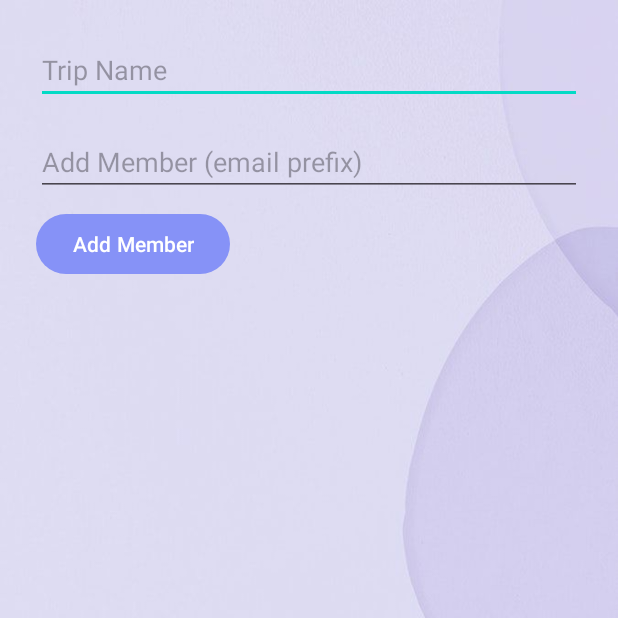
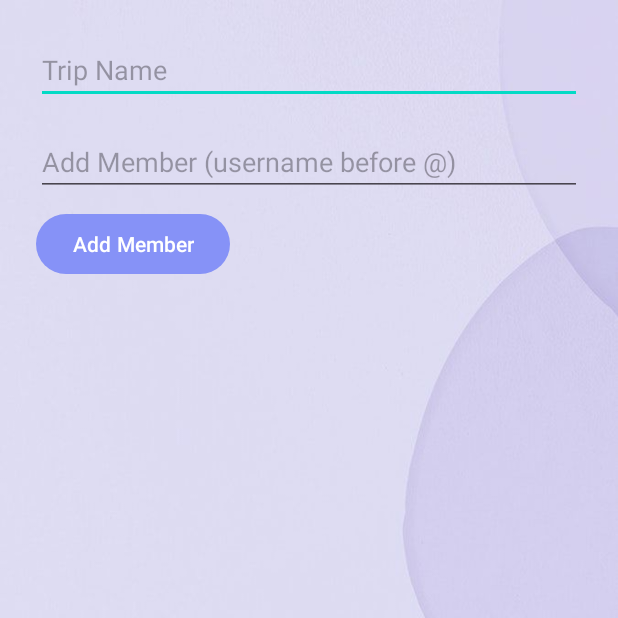
Before and after one commit to iamwahida/expensify_MAD, an Android app built with Jetpack Compose: the CreateTripActivity screen opened directly, with no data from a screen before it, after a tap on "Add Member", on a phone screen of 412 x 824 dp, the top half of it. Run offline under Robolectric (Android 15) with nearby library versions, the phone set to English and light mode, and no system bars; our stand-ins replace Firebase (no records; nobody signed in at launch, a user with empty details on screens opened directly).

Commit message:
fix how username is saved and called when other user is logged in

```diff
--- a/app/src/main/java/com/example/expensify/CreateTripActivity.kt
+++ b/app/src/main/java/com/example/expensify/CreateTripActivity.kt
@@ -39,7 +39,7 @@ class CreateTripActivity : AppCompatActivity() {
         membersListView.adapter = adapter
 
         addMemberButton.setOnClickListener {
-            val member = memberEditText.text.toString().trim()
+            val member = memberEditText.text.toString().trim().substringBefore("@")
             if (member.isNotEmpty() && !members.contains(member)) {
                 members.add(member)
                 adapter.notifyDataSetChanged()
--- a/app/src/main/res/layout/activity_create_trip.xml
+++ b/app/src/main/res/layout/activity_create_trip.xml
@@ -18,7 +18,7 @@
         android:id="@+id/memberEditText"
         android:layout_width="match_parent"
         android:layout_height="wrap_content"
-        android:hint="Add Member (email prefix)"
+        android:hint="Add Member (username before @)"
         android:inputType="textPersonName"
         android:layout_marginTop="16dp"/>
 
```
